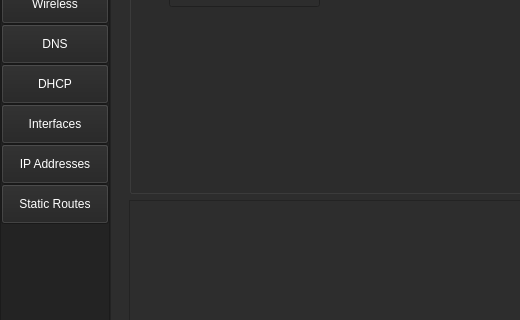
First picture: the form in UI/ui_main.ui, repository monico18/LTI-SDN-Controller, before the edit; both pictures show x 0 to 520 and y 97 to 417 of the 1168 by 723 pixel window.
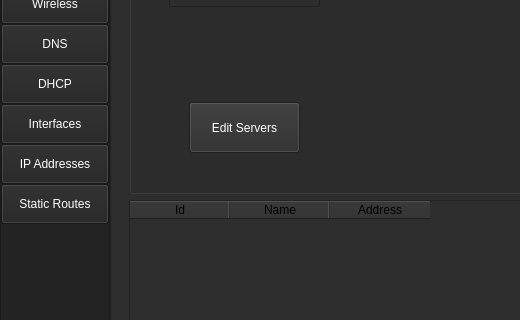
Second picture: the form after the edit. The open tabs and pages were chosen to show the change.

```diff
--- a/UI/ui_main.ui
+++ b/UI/ui_main.ui
@@ -6340,6 +6340,137 @@
                   <string>Servers</string>
                  </property>
                 </widget>
+                <widget class="QPushButton" name="btn_edit_servers">
+                 <property name="geometry">
+                  <rect>
+                   <x>60</x>
+                   <y>180</y>
+                   <width>111</width>
+                   <height>51</height>
+                  </rect>
+                 </property>
+                 <property name="palette">
+                  <palette>
+                   <active>
+                    <colorrole role="Button">
+                     <brush brushstyle="SolidPattern">
+                      <color alpha="255">
+                       <red>45</red>
+                       <green>45</green>
+                       <blue>45</blue>
+                      </color>
+                     </brush>
+                    </colorrole>
+                    <colorrole role="ButtonText">
+                     <brush brushstyle="SolidPattern">
+                      <color alpha="255">
+                       <red>255</red>
+                       <green>255</green>
+                       <blue>255</blue>
+                      </color>
+                     </brush>
+                    </colorrole>
+                    <colorrole role="Base">
+                     <brush brushstyle="SolidPattern">
+                      <color alpha="255">
+                       <red>45</red>
+                       <green>45</green>
+                       <blue>45</blue>
+                      </color>
+                     </brush>
+                    </colorrole>
+                    <colorrole role="Window">
+                     <brush brushstyle="SolidPattern">
+                      <color alpha="255">
+                       <red>45</red>
+                       <green>45</green>
+                       <blue>45</blue>
+                      </color>
+                     </brush>
+                    </colorrole>
+                   </active>
+                   <inactive>
+                    <colorrole role="Button">
+                     <brush brushstyle="SolidPattern">
+                      <color alpha="255">
+                       <red>45</red>
+                       <green>45</green>
+                       <blue>45</blue>
+                      </color>
+                     </brush>
+                    </colorrole>
+                    <colorrole role="ButtonText">
+                     <brush brushstyle="SolidPattern">
+                      <color alpha="255">
+                       <red>255</red>
+                       <green>255</green>
+                       <blue>255</blue>
+                      </color>
+                     </brush>
+                    </colorrole>
+                    <colorrole role="Base">
+                     <brush brushstyle="SolidPattern">
+                      <color alpha="255">
+                       <red>45</red>
+                       <green>45</green>
+                       <blue>45</blue>
+                      </color>
+                     </brush>
+                    </colorrole>
+                    <colorrole role="Window">
+                     <brush brushstyle="SolidPattern">
+                      <color alpha="255">
+                       <red>45</red>
+                       <green>45</green>
+                       <blue>45</blue>
+                      </color>
+                     </brush>
+                    </colorrole>
+                   </inactive>
+                   <disabled>
+                    <colorrole role="Button">
+                     <brush brushstyle="SolidPattern">
+                      <color alpha="255">
+                       <red>45</red>
+                       <green>45</green>
+                       <blue>45</blue>
+                      </color>
+                     </brush>
+                    </colorrole>
+                    <colorrole role="ButtonText">
+                     <brush brushstyle="SolidPattern">
+                      <color alpha="255">
+                       <red>120</red>
+                       <green>120</green>
+                       <blue>120</blue>
+                      </color>
+                     </brush>
+                    </colorrole>
+                    <colorrole role="Base">
+                     <brush brushstyle="SolidPattern">
+                      <color alpha="255">
+                       <red>45</red>
+                       <green>45</green>
+                       <blue>45</blue>
+                      </color>
+                     </brush>
+                    </colorrole>
+                    <colorrole role="Window">
+                     <brush brushstyle="SolidPattern">
+                      <color alpha="255">
+                       <red>45</red>
+                       <green>45</green>
+                       <blue>45</blue>
+                      </color>
+                     </brush>
+                    </colorrole>
+                   </disabled>
+                  </palette>
+                 </property>
+                 <property name="text">
+                  <string>Edit Servers</string>
+                 </property>
+                </widget>
                </widget>
               </item>
               <item>
@@ -6350,9 +6481,196 @@
                   <verstretch>3</verstretch>
                  </sizepolicy>
                 </property>
+                <property name="palette">
+                 <palette>
+                  <active>
+                   <colorrole role="WindowText">
+                    <brush brushstyle="SolidPattern">
+                     <color alpha="255">
+                      <red>255</red>
+                      <green>255</green>
+                      <blue>255</blue>
+                     </color>
+                    </brush>
+                   </colorrole>
+                   <colorrole role="Button">
+                    <brush brushstyle="SolidPattern">
+                     <color alpha="255">
+                      <red>45</red>
+                      <green>45</green>
+                      <blue>45</blue>
+                     </color>
+                    </brush>
+                   </colorrole>
+                   <colorrole role="Text">
+                    <brush brushstyle="SolidPattern">
+                     <color alpha="255">
+                      <red>255</red>
+                      <green>255</green>
+                      <blue>255</blue>
+                     </color>
+                    </brush>
+                   </colorrole>
+                   <colorrole role="ButtonText">
+                    <brush brushstyle="SolidPattern">
+                     <color alpha="255">
+                      <red>255</red>
+                      <green>255</green>
+                      <blue>255</blue>
+                     </color>
+                    </brush>
+                   </colorrole>
+                   <colorrole role="Base">
+                    <brush brushstyle="SolidPattern">
+                     <color alpha="255">
+                      <red>45</red>
+                      <green>45</green>
+                      <blue>45</blue>
+                     </color>
+                    </brush>
+                   </colorrole>
+                   <colorrole role="Window">
+                    <brush brushstyle="SolidPattern">
+                     <color alpha="255">
+                      <red>45</red>
+                      <green>45</green>
+                      <blue>45</blue>
+                     </color>
+                    </brush>
+                   </colorrole>
+                  </active>
+                  <inactive>
+                   <colorrole role="WindowText">
+                    <brush brushstyle="SolidPattern">
+                     <color alpha="255">
+                      <red>255</red>
+                      <green>255</green>
+                      <blue>255</blue>
+                     </color>
+                    </brush>
+                   </colorrole>
+                   <colorrole role="Button">
+                    <brush brushstyle="SolidPattern">
+                     <color alpha="255">
+                      <red>45</red>
+                      <green>45</green>
+                      <blue>45</blue>
+                     </color>
+                    </brush>
+                   </colorrole>
+                   <colorrole role="Text">
+                    <brush brushstyle="SolidPattern">
+                     <color alpha="255">
+                      <red>255</red>
+                      <green>255</green>
+                      <blue>255</blue>
+                     </color>
+                    </brush>
+                   </colorrole>
+                   <colorrole role="ButtonText">
+                    <brush brushstyle="SolidPattern">
+                     <color alpha="255">
+                      <red>255</red>
+                      <green>255</green>
+                      <blue>255</blue>
+                     </color>
+                    </brush>
+                   </colorrole>
+                   <colorrole role="Base">
+                    <brush brushstyle="SolidPattern">
+                     <color alpha="255">
+                      <red>45</red>
+                      <green>45</green>
+                      <blue>45</blue>
+                     </color>
+                    </brush>
+                   </colorrole>
+                   <colorrole role="Window">
+                    <brush brushstyle="SolidPattern">
+                     <color alpha="255">
+                      <red>45</red>
+                      <green>45</green>
+                      <blue>45</blue>
+                     </color>
+                    </brush>
+                   </colorrole>
+                  </inactive>
+                  <disabled>
+                   <colorrole role="WindowText">
+                    <brush brushstyle="SolidPattern">
+                     <color alpha="255">
+                      <red>120</red>
+                      <green>120</green>
+                      <blue>120</blue>
+                     </color>
+                    </brush>
+                   </colorrole>
+                   <colorrole role="Button">
+                    <brush brushstyle="SolidPattern">
+                     <color alpha="255">
+                      <red>45</red>
+                      <green>45</green>
+                      <blue>45</blue>
+                     </color>
+                    </brush>
+                   </colorrole>
+                   <colorrole role="Text">
+                    <brush brushstyle="SolidPattern">
+                     <color alpha="255">
+                      <red>120</red>
+                      <green>120</green>
+                      <blue>120</blue>
+                     </color>
+                    </brush>
+                   </colorrole>
+                   <colorrole role="ButtonText">
+                    <brush brushstyle="SolidPattern">
+                     <color alpha="255">
+                      <red>120</red>
+                      <green>120</green>
+                      <blue>120</blue>
+                     </color>
+                    </brush>
+                   </colorrole>
+                   <colorrole role="Base">
+                    <brush brushstyle="SolidPattern">
+                     <color alpha="255">
+                      <red>45</red>
+                      <green>45</green>
+                      <blue>45</blue>
+                     </color>
+                    </brush>
+                   </colorrole>
+                   <colorrole role="Window">
+                    <brush brushstyle="SolidPattern">
+                     <color alpha="255">
+                      <red>45</red>
+                      <green>45</green>
+                      <blue>45</blue>
+                     </color>
+                    </brush>
+                   </colorrole>
+                  </disabled>
+                 </palette>
+                </property>
                 <attribute name="verticalHeaderVisible">
                  <bool>false</bool>
                 </attribute>
+                <column>
+                 <property name="text">
+                  <string>Id</string>
+                 </property>
+                </column>
+                <column>
+                 <property name="text">
+                  <string>Name</string>
+                 </property>
+                </column>
+                <column>
+                 <property name="text">
+                  <string>Address</string>
+                 </property>
+                </column>
                </widget>
               </item>
              </layout>
```
Left out of the diff: 4 changed lines with no effect on the pictures.
